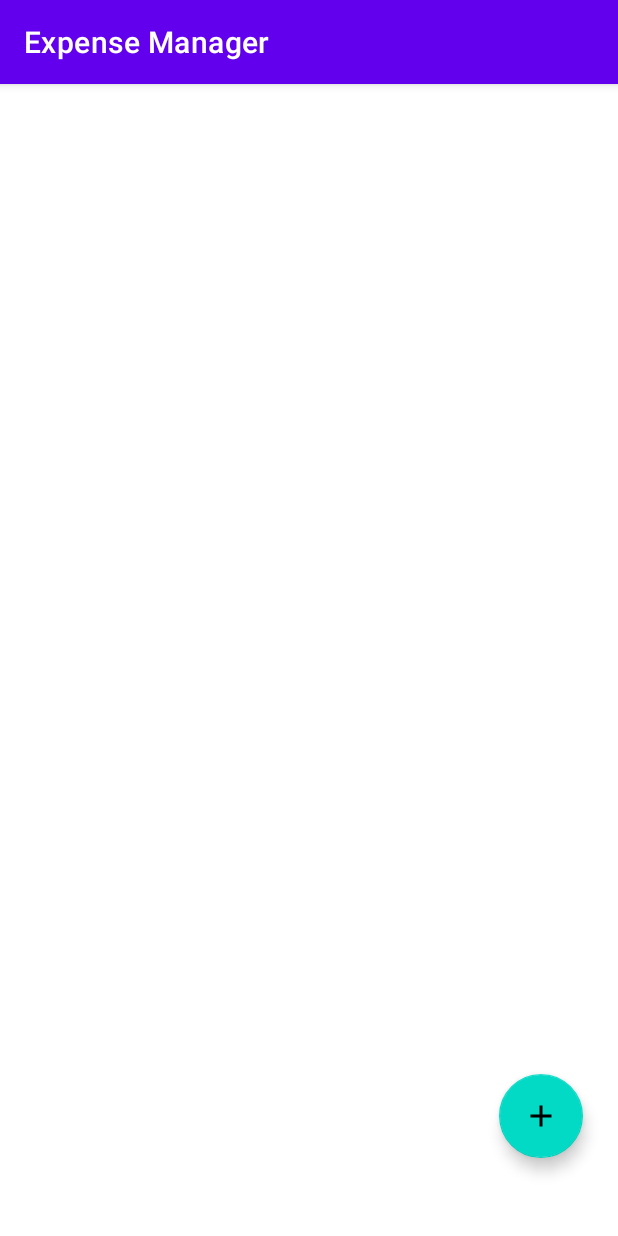
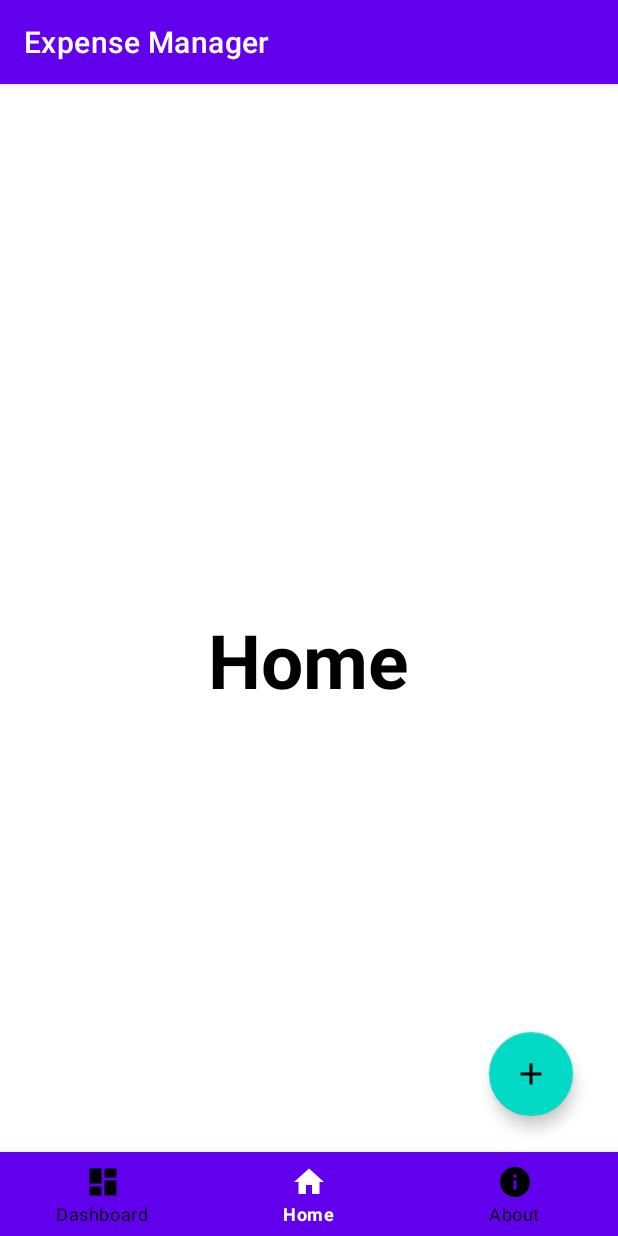
Before and after one commit to KEROUKHOO/CAT201-PROJECT, an Android app: the screen it shows after launch (MainActivity), on a phone screen of 412 x 824 dp. Run offline under Robolectric (Android 15) with nearby library versions, the phone set to English and light mode, and no system bars.

Commit message:
Implement bottom navigation with activities

```diff
--- a/app/src/main/AndroidManifest.xml
+++ b/app/src/main/AndroidManifest.xml
@@ -10,6 +10,12 @@
         android:supportsRtl="true"
         android:theme="@style/Theme.ExpenseManager">
         <activity
+            android:name=".About"
+            android:exported="false" />
+        <activity
+            android:name=".Dashboard"
+            android:exported="false" />
+        <activity
             android:name=".MainActivity"
             android:exported="true">
             <intent-filter>
--- /dev/null
+++ b/app/src/main/res/drawable/about.xml
@@ -0,0 +1,10 @@
+<vector xmlns:android="http://schemas.android.com/apk/res/android"
+    android:width="24dp"
+    android:height="24dp"
+    android:viewportWidth="24"
+    android:viewportHeight="24"
+    android:tint="?attr/colorControlNormal">
+  <path
+      android:fillColor="@android:color/white"
+      android:pathData="M12,2C6.48,2 2,6.48 2,12s4.48,10 10,10 10,-4.48 10,-10S17.52,2 12,2zM13,17h-2v-6h2v6zM13,9h-2L11,7h2v2z"/>
+</vector>
--- /dev/null
+++ b/app/src/main/res/drawable/dashboard.xml
@@ -0,0 +1,10 @@
+<vector xmlns:android="http://schemas.android.com/apk/res/android"
+    android:width="24dp"
+    android:height="24dp"
+    android:viewportWidth="24"
+    android:viewportHeight="24"
+    android:tint="?attr/colorControlNormal">
+  <path
+      android:fillColor="@android:color/white"
+      android:pathData="M3,13h8L11,3L3,3v10zM3,21h8v-6L3,15v6zM13,21h8L21,11h-8v10zM13,3v6h8L21,3h-8z"/>
+</vector>
--- /dev/null
+++ b/app/src/main/res/drawable/home.xml
@@ -0,0 +1,10 @@
+<vector xmlns:android="http://schemas.android.com/apk/res/android"
+    android:width="24dp"
+    android:height="24dp"
+    android:viewportWidth="24"
+    android:viewportHeight="24"
+    android:tint="?attr/colorControlNormal">
+  <path
+      android:fillColor="@android:color/white"
+      android:pathData="M10,20v-6h4v6h5v-8h3L12,3 2,12h3v8z"/>
+</vector>
--- /dev/null
+++ b/app/src/main/res/drawable/selector.xml
@@ -0,0 +1,11 @@
+<?xml version="1.0" encoding="utf-8"?>
+<selector xmlns:android="http://schemas.android.com/apk/res/android">
+    <item
+        android:state_selected="true"
+        android:drawable="@color/purple_500"
+        android:color="@android:color/white" />
+
+    <item
+        android:state_selected="false"
+        android:color = "@android:color/black" />
+</selector>
--- a/app/src/main/res/layout/activity_main.xml
+++ b/app/src/main/res/layout/activity_main.xml
@@ -13,11 +13,27 @@
         android:layout_alignParentEnd="true"
         android:layout_alignParentRight="true"
         android:layout_alignParentBottom="true"
-        android:layout_marginEnd="23dp"
-        android:layout_marginRight="23dp"
-        android:layout_marginBottom="52dp"
+        android:layout_marginEnd="30dp"
+        android:layout_marginRight="30dp"
+        android:layout_marginBottom="80dp"
         android:clickable="true"
         app:srcCompat="@drawable/add" />
+
+    <com.google.android.material.floatingactionbutton.FloatingActionButton
+        android:id="@+id/money"
+        android:layout_width="wrap_content"
+        android:layout_height="wrap_content"
+        android:layout_above="@+id/add"
+        android:layout_alignParentEnd="true"
+        android:layout_alignParentRight="true"
+        android:layout_marginEnd="30dp"
+        android:layout_marginRight="30dp"
+        android:layout_marginBottom="9dp"
+        android:backgroundTint="#8c8c8c"
+        android:clickable="false"
+        android:visibility="invisible"
+        app:srcCompat="@drawable/money"
+        tools:ignore="UnknownId" />
 
     <com.google.android.material.floatingactionbutton.FloatingActionButton
         android:id="@+id/shop"
@@ -26,8 +42,8 @@
         android:layout_above="@+id/money"
         android:layout_alignParentEnd="true"
         android:layout_alignParentRight="true"
-        android:layout_marginEnd="23dp"
-        android:layout_marginRight="23dp"
+        android:layout_marginEnd="30dp"
+        android:layout_marginRight="30dp"
         android:layout_marginBottom="10dp"
         android:backgroundTint="#8c8c8c"
         android:clickable="false"
@@ -35,20 +51,24 @@
         app:srcCompat="@drawable/shop"
         tools:ignore="UnknownId" />
 
-    <com.google.android.material.floatingactionbutton.FloatingActionButton
-        android:id="@+id/money"
+    <TextView
         android:layout_width="wrap_content"
         android:layout_height="wrap_content"
-        android:layout_above="@+id/add"
-        android:layout_alignParentEnd="true"
-        android:layout_alignParentRight="true"
-        android:layout_marginEnd="23dp"
-        android:layout_marginRight="23dp"
-        android:layout_marginBottom="9dp"
-        android:backgroundTint="#8c8c8c"
-        android:clickable="false"
-        android:visibility="invisible"
-        app:srcCompat="@drawable/money"
-        tools:ignore="UnknownId" />
+        android:text="Home"
+        android:textSize="50sp"
+        android:textStyle="bold"
+        android:layout_centerInParent="true"
+        android:textColor="@color/black" />
+
+    <com.google.android.material.bottomnavigation.BottomNavigationView
+        android:layout_width="match_parent"
+        android:layout_height="wrap_content"
+        android:id="@+id/bottom_navigator"
+        app:itemBackground="@color/purple_500"
+        app:itemTextColor="@drawable/selector"
+        app:itemIconTint="@drawable/selector"
+        app:menu="@menu/menu"
+        android:layout_alignParentBottom="true"
+        />
 
 </RelativeLayout>
--- /dev/null
+++ b/app/src/main/res/menu/menu.xml
@@ -0,0 +1,19 @@
+<?xml version="1.0" encoding="utf-8"?>
+<menu xmlns:android="http://schemas.android.com/apk/res/android">
+
+    <item
+        android:id="@+id/dashboard"
+        android:title="Dashboard"
+        android:icon="@drawable/dashboard" />
+
+    <item
+        android:id="@+id/home"
+        android:title="Home"
+        android:icon="@drawable/home" />
+
+    <item
+        android:id="@+id/about"
+        android:title="About"
+        android:icon="@drawable/about" />
+
+</menu>
```
Also changed, not shown: app/src/main/java/com/example/expensemanager/About.java (added, +47 -0 lines), app/src/main/java/com/example/expensemanager/Dashboard.java (added, +46 -0 lines), app/src/main/java/com/example/expensemanager/MainActivity.java (+32 -0 lines), app/src/main/res/drawable/call.xml (deleted, +0 -10 lines), app/src/main/res/layout/activity_about.xml (added, +39 -0 lines), app/src/main/res/layout/activity_dashboard.xml (added, +29 -0 lines).
